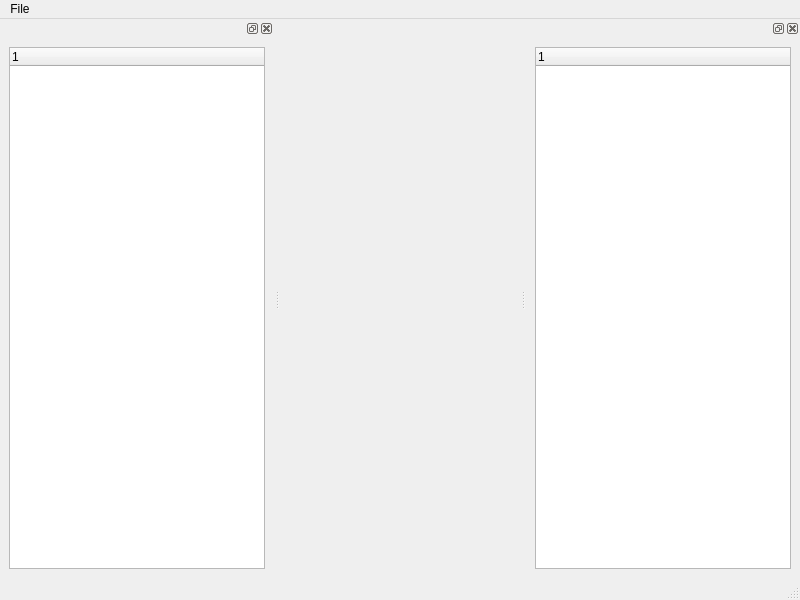
This is ogre_studio/ui/mainwindow.ui in terrorsl/ogre_tools as Qt 5 draws it before an edit. The edited form follows.
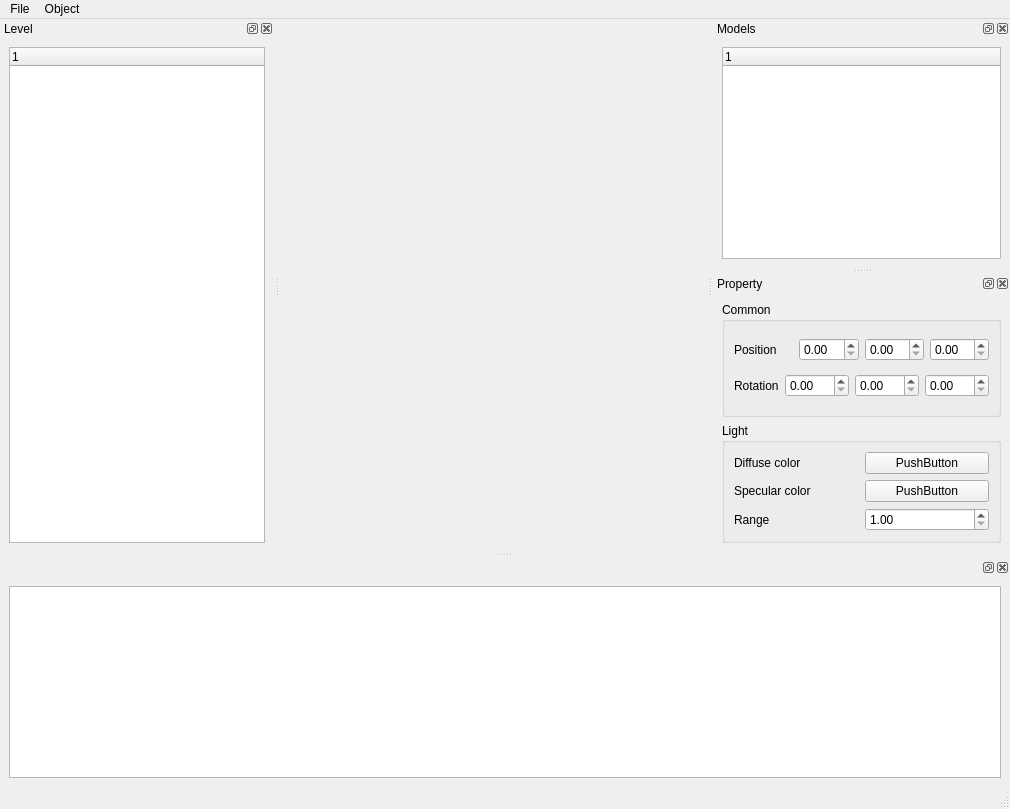
This is the edited form. Custom widgets are drawn as their Qt base class.

What changed in the file:
```diff
--- a/ogre_studio/ui/mainwindow.ui
+++ b/ogre_studio/ui/mainwindow.ui
@@ -6,8 +6,8 @@
    <rect>
     <x>0</x>
     <y>0</y>
-    <width>800</width>
-    <height>600</height>
+    <width>1010</width>
+    <height>809</height>
    </rect>
   </property>
   <property name="windowTitle">
@@ -25,7 +25,7 @@
     <rect>
      <x>0</x>
      <y>0</y>
-     <width>800</width>
+     <width>1010</width>
      <height>21</height>
     </rect>
    </property>
@@ -37,10 +37,22 @@
     <addaction name="actionOpen"/>
     <addaction name="actionSave"/>
    </widget>
+   <widget class="QMenu" name="menuObject">
+    <property name="title">
+     <string>Object</string>
+    </property>
+    <addaction name="actionCreate_Terrain"/>
+    <addaction name="actionCreate_NPC"/>
+    <addaction name="actionCreate_PC"/>
+   </widget>
    <addaction name="menuFile"/>
+   <addaction name="menuObject"/>
   </widget>
   <widget class="QStatusBar" name="statusbar"/>
   <widget class="QDockWidget" name="projectDock">
+   <property name="windowTitle">
+    <string>Level</string>
+   </property>
    <attribute name="dockWidgetArea">
     <number>1</number>
    </attribute>
@@ -59,6 +71,9 @@
    </widget>
   </widget>
   <widget class="QDockWidget" name="modelDock">
+   <property name="windowTitle">
+    <string>Models</string>
+   </property>
    <attribute name="dockWidgetArea">
     <number>2</number>
    </attribute>
@@ -76,6 +91,163 @@
     </layout>
    </widget>
   </widget>
+  <widget class="QDockWidget" name="properyDock">
+   <property name="windowTitle">
+    <string>Property</string>
+   </property>
+   <attribute name="dockWidgetArea">
+    <number>2</number>
+   </attribute>
+   <widget class="QWidget" name="dockWidgetContents_3">
+    <layout class="QVBoxLayout" name="verticalLayout_4">
+     <item>
+      <widget class="QGroupBox" name="groupBox">
+       <property name="title">
+        <string>Common</string>
+       </property>
+       <layout class="QVBoxLayout" name="verticalLayout_5">
+        <item>
+         <layout class="QHBoxLayout" name="positionLayout">
+          <item>
+           <widget class="QLabel" name="label">
+            <property name="text">
+             <string>Position</string>
+            </property>
+           </widget>
+          </item>
+          <item>
+           <widget class="QDoubleSpinBox" name="px"/>
+          </item>
+          <item>
+           <widget class="QDoubleSpinBox" name="py"/>
+          </item>
+          <item>
+           <widget class="QDoubleSpinBox" name="pz"/>
+          </item>
+         </layout>
+        </item>
+        <item>
+         <layout class="QHBoxLayout" name="rotationLayout">
+          <item>
+           <widget class="QLabel" name="label_2">
+            <property name="text">
+             <string>Rotation</string>
+            </property>
+           </widget>
+          </item>
+          <item>
+           <widget class="QDoubleSpinBox" name="rx">
+            <property name="maximum">
+             <double>360.000000000000000</double>
+            </property>
+           </widget>
+          </item>
+          <item>
+           <widget class="QDoubleSpinBox" name="ry">
+            <property name="maximum">
+             <double>360.000000000000000</double>
+            </property>
+           </widget>
+          </item>
+          <item>
+           <widget class="QDoubleSpinBox" name="rz">
+            <property name="maximum">
+             <double>360.000000000000000</double>
+            </property>
+           </widget>
+          </item>
+         </layout>
+        </item>
+       </layout>
+      </widget>
+     </item>
+     <item>
+      <widget class="QGroupBox" name="lightGroup">
+       <property name="title">
+        <string>Light</string>
+       </property>
+       <layout class="QVBoxLayout" name="verticalLayout_6">
+        <item>
+         <layout class="QHBoxLayout" name="horizontalLayout_3">
+          <item>
+           <widget class="QLabel" name="label_3">
+            <property name="text">
+             <string>Diffuse color</string>
+            </property>
+           </widget>
+          </item>
+          <item>
+           <widget class="QPushButton" name="diffuse_light">
+            <property name="autoFillBackground">
+             <bool>true</bool>
+            </property>
+            <property name="text">
+             <string>PushButton</string>
+            </property>
+            <property name="flat">
+             <bool>false</bool>
+            </property>
+           </widget>
+          </item>
+         </layout>
+        </item>
+        <item>
+         <layout class="QHBoxLayout" name="horizontalLayout">
+          <item>
+           <widget class="QLabel" name="label_4">
+            <property name="text">
+             <string>Specular color</string>
+            </property>
+           </widget>
+          </item>
+          <item>
+           <widget class="QPushButton" name="specular_light">
+            <property name="text">
+             <string>PushButton</string>
+            </property>
+           </widget>
+          </item>
+         </layout>
+        </item>
+        <item>
+         <layout class="QHBoxLayout" name="horizontalLayout_2">
+          <item>
+           <widget class="QLabel" name="label_5">
+            <property name="text">
+             <string>Range</string>
+            </property>
+           </widget>
+          </item>
+          <item>
+           <widget class="QDoubleSpinBox" name="range_light">
+            <property name="minimum">
+             <double>1.000000000000000</double>
+            </property>
+            <property name="maximum">
+             <double>1000.000000000000000</double>
+            </property>
+           </widget>
+          </item>
+         </layout>
+        </item>
+       </layout>
+      </widget>
+     </item>
+    </layout>
+   </widget>
+  </widget>
+  <widget class="QDockWidget" name="messageDock">
+   <attribute name="dockWidgetArea">
+    <number>8</number>
+   </attribute>
+   <widget class="QWidget" name="dockWidgetContents_4">
+    <layout class="QVBoxLayout" name="verticalLayout_7">
+     <item>
+      <widget class="QListWidget" name="messageList"/>
+     </item>
+    </layout>
+   </widget>
+  </widget>
   <action name="actionNew">
    <property name="text">
     <string>New</string>
```
Left out of the diff: 17 changed lines with no effect on the pictures.
